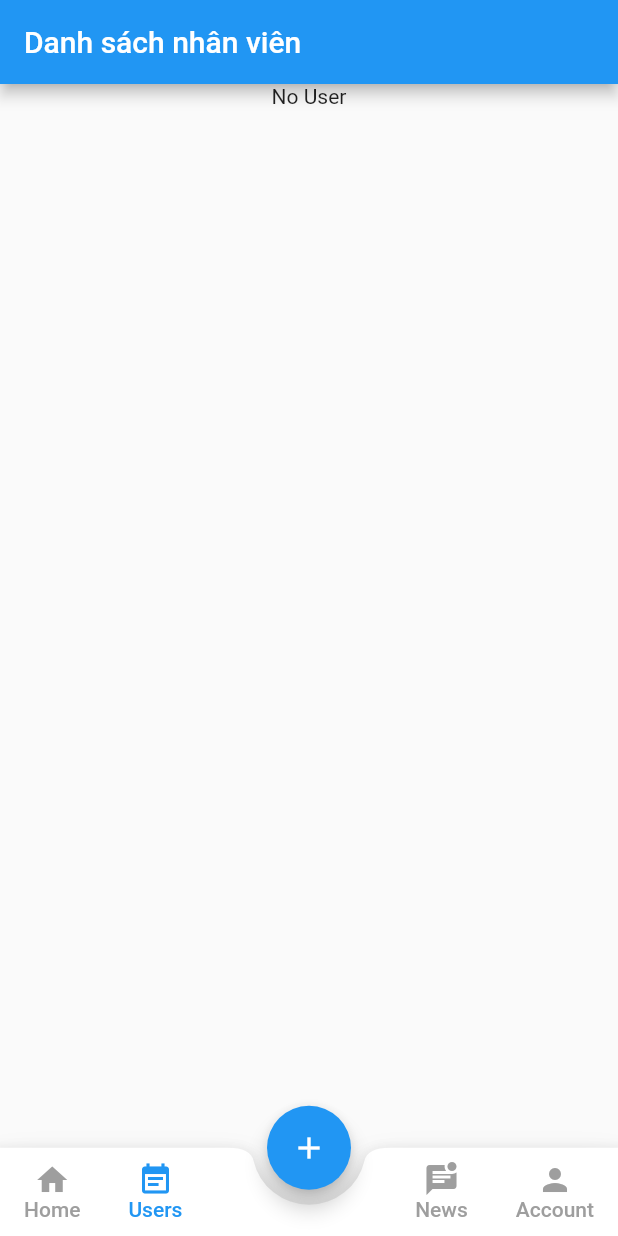
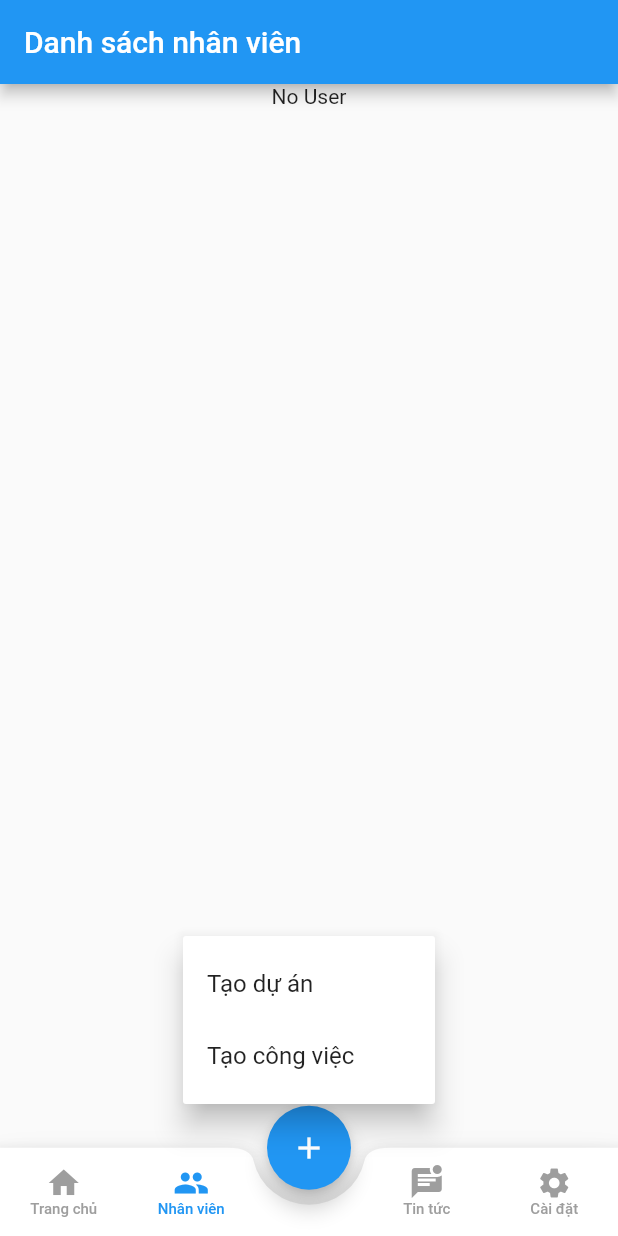
Before and after one commit to quyds/manager_apps, a Flutter app: the screen it shows once a user with an empty profile is signed in, item 2 of the bottom bar chosen, after a tap on the "add" icon, on a phone screen of 412 x 824 dp. Run offline on Flutter 3.47's test engine with Material 2 defaults, Android fonts, the phone set to English and light mode, and no system bars; our stand-ins replace cloud_firestore, firebase_auth, firebase_core, firebase_storage, flutter_easyloading, image_picker; accounts and stored records are empty; network calls fail; Roboto replaces fonts that are missing (Gotham).

Commit message:
user update

```diff
--- a/lib/core/extensions/date_format.dart
+++ b/lib/core/extensions/date_format.dart
@@ -31,7 +31,7 @@ getFormatedDate(DateTime? _date) {
 
 getFormatedMonthYear(DateTime? _date) {
   if (_date != null) {
-    DateFormat inputFormat = DateFormat('MMMM y');
+    DateFormat inputFormat = DateFormat('MM y');
     String format = inputFormat.format(_date);
     return format;
   }
--- a/lib/core/repositories/list_state.dart
+++ b/lib/core/repositories/list_state.dart
@@ -1,6 +1,8 @@
 import 'package:flutter/material.dart';
 
 const List<String> list = <String>['To Do', 'In Progress', 'Done', 'Remove'];
+
+const List<String> role = <String>['admin', 'manager', 'user'];
 
 const List<IconData> icons = [
   Icons.format_list_bulleted,
--- a/lib/views/form_project_page.dart
+++ b/lib/views/form_project_page.dart
@@ -161,9 +161,10 @@ class _FormProjectPageState extends State<FormProjectPage> {
 
     const snackBar = SnackBar(
       content: Text('Tạo thành công !'),
+      behavior: SnackBarBehavior.floating,
     );
     ScaffoldMessenger.of(context).showSnackBar(snackBar);
 
-    Navigator.of(context).pop();
+    Navigator.of(context).pushNamed('/Main');
   }
 }
--- a/lib/views/home_page.dart
+++ b/lib/views/home_page.dart
@@ -3,6 +3,7 @@ import 'package:firebase_auth/firebase_auth.dart';
 import 'package:flutter/material.dart';
 import 'package:manager_apps/core/extensions/custom_style.dart';
 import 'package:manager_apps/models/project/project_model.dart';
+import 'package:manager_apps/views/main_page.dart';
 
 import '../const/app_constants.dart';
 import '../core/extensions/date_format.dart';
@@ -129,7 +130,7 @@ class _HomePageState extends State<HomePage> {
                     : screenSizeWidth / 17,
                 decoration: BoxDecoration(
                   shape: BoxShape.circle,
-                  color: Colors.deepPurple.shade900,
+                  color: Colors.blue.shade900,
                 ),
                 alignment: Alignment.center,
                 child: const Icon(
@@ -148,14 +149,14 @@ class _HomePageState extends State<HomePage> {
               left: Dimension.padding.medium, right: Dimension.padding.medium),
           child: Column(
             children: <Widget>[
-              homeTitle(context, 'Dự án hiện tại', '/FormProject', Icons.add),
+              homeTitle(context, 'Dự án hiện tại', '', null),
               SizedBox(
                 height: screenSizeWidth < 600
                     ? screenSizeWidth / 2.5
                     : screenSizeWidth / 5,
                 child: homeListProject(context, screenSizeWidth),
               ),
-              homeTitle(context, 'Công việc', '/CreateTask', Icons.add),
+              homeTitle(context, 'Công việc', '', null),
               SizedBox(
                 height: 220,
                 child: homeListTask(context, screenSizeWidth),
@@ -200,6 +201,22 @@ class _HomePageState extends State<HomePage> {
         return FutureBuilder(
           future: getNumTasks(list[index]),
           builder: (context, snapshot) {
+            List nameList = [];
+            for (int i = 0; i < list[index].length; i++) {
+              if (list[index] == 'To Do') {
+                nameList.add('Thực hiện');
+              }
+              if (list[index] == 'In Progress') {
+                nameList.add('Đang thực hiện');
+              }
+              if (list[index] == 'Done') {
+                nameList.add('Hoàn thành');
+              }
+              if (list[index] == 'Remove') {
+                nameList.add('Đã xóa');
+              }
+            }
+
             return ListTile(
               onTap: () {
                 Navigator.of(context)
@@ -214,7 +231,7 @@ class _HomePageState extends State<HomePage> {
                     : screenSizeWidth / 17,
                 decoration: BoxDecoration(
                   shape: BoxShape.circle,
-                  color: Colors.deepPurple.shade900,
+                  color: Colors.blue.shade900,
                 ),
                 alignment: Alignment.center,
                 child: Icon(
@@ -223,11 +240,11 @@ class _HomePageState extends State<HomePage> {
                 ),
               ),
               title: Text(
-                list[index],
+                nameList[index],
                 style: CustomTextStyle.titleOfTextStyle,
               ),
               subtitle: Text(
-                '${snapshot.data?.length} Task',
+                '${snapshot.data?.length} Công việc',
                 style: CustomTextStyle.subOfTextStyle,
               ),
             );
@@ -273,7 +290,10 @@ class _HomePageState extends State<HomePage> {
               }
 
               return SingleChildScrollView(
-                child: InkWell(
+                child: GestureDetector(
+                  onTapDown: (TapDownDetails details) {
+                    _showPopupMenu(details.globalPosition, projectModel.id);
+                  },
                   onTap: () {
                     Navigator.of(context).pushNamed('/ListProject');
                   },
@@ -297,7 +317,7 @@ class _HomePageState extends State<HomePage> {
                       mainAxisAlignment: MainAxisAlignment.spaceEvenly,
                       children: [
                         Text(
-                          '${projectModel.taskArray!.length} Task',
+                          '${projectModel.taskArray!.length} Công việc',
                           style: const TextStyle(
                               fontSize: 16, color: Colors.white),
                         ),
@@ -310,7 +330,7 @@ class _HomePageState extends State<HomePage> {
                           overflow: TextOverflow.ellipsis,
                         ),
                         Text(
-                          getFormatedMonthYear(projectModel.createdAt),
+                          'Tháng ${getFormatedMonthYear(projectModel.createdAt)}',
                           style: const TextStyle(
                               fontSize: 16, color: Colors.white),
                         ),
@@ -417,4 +437,75 @@ class _HomePageState extends State<HomePage> {
 
     return filterState;
   }
+
+  void _showPopupMenu(Offset offset, String? id) async {
+    double left = offset.dx;
+    double top = offset.dy;
+
+    await showMenu(
+      context: context,
+      position: RelativeRect.fromLTRB(left, top, left, top),
+      items: [
+        const PopupMenuItem(
+          value: 1,
+          child: Text("Edit"),
+        ),
+        const PopupMenuItem(
+          value: 2,
+          child: Text("Delete"),
+        ),
+      ],
+      elevation: 8.0,
+    ).then((value) {
+      if (value == 1) {
+        Navigator.of(context).pushNamed('/FormaaProject').then((value) {
+          setState(() {});
+        });
+      }
+      if (value == 2) {
+        showAlertDialog(context, id);
+      }
+    });
+  }
+
+  showAlertDialog(BuildContext context, id) {
+    Widget cancelButton = TextButton(
+      child: const Text("Cancel"),
+      onPressed: () {
+        Navigator.of(context).pop();
+      },
+    );
+    Widget continueButton = TextButton(
+      child: const Text("Continue"),
+      onPressed: () {
+        final docUser =
+            FirebaseFirestore.instance.collection('projects').doc(id);
+        docUser.delete();
+        const snackBar = SnackBar(
+          content: Text(
+            'Đã xóa thành công!',
+          ),
+          behavior: SnackBarBehavior.floating,
+        );
+        ScaffoldMessenger.of(context).showSnackBar(snackBar);
+        Navigator.of(context).pushNamed('/Main');
+      },
+    );
+
+    AlertDialog alert = AlertDialog(
+      title: const Text("Thông báo"),
+      content: const Text("Bạn có chắc chắn muốn xóa không?"),
+      actions: [
+        cancelButton,
+        continueButton,
+      ],
+    );
+
+    showDialog(
+      context: context,
+      builder: (BuildContext context) {
+        return alert;
+      },
+    );
+  }
 }
--- a/lib/views/main_page.dart
+++ b/lib/views/main_page.dart
@@ -27,12 +27,15 @@ class _MainPageState extends State<MainPage> {
   @override
   Widget build(BuildContext context) {
     var screenSizeWidth = MediaQuery.of(context).size.width;
+    var screenSizeHeight = MediaQuery.of(context).size.height;
 
     return Scaffold(
       body: PageStorage(bucket: bucket, child: currentPage),
       floatingActionButton: FloatingActionButton(
         child: const Icon(Icons.add),
-        onPressed: () {},
+        onPressed: () {
+          _showPopupMenuAdd(screenSizeWidth, screenSizeHeight);
+        },
       ),
       floatingActionButtonLocation: FloatingActionButtonLocation.centerDocked,
       bottomNavigationBar: BottomAppBar(
@@ -48,18 +51,19 @@ class _MainPageState extends State<MainPage> {
                 Row(
                   crossAxisAlignment: CrossAxisAlignment.start,
                   children: [
-                    MaterialButtonCustom(_children[0], Icons.home, 0, 'Home'),
                     MaterialButtonCustom(
-                        _children[1], Icons.event_note, 1, 'Users'),
+                        _children[0], Icons.home, 0, 'Trang chủ'),
+                    MaterialButtonCustom(
+                        _children[1], Icons.group, 1, 'Nhân viên'),
                   ],
                 ),
                 Row(
                   crossAxisAlignment: CrossAxisAlignment.start,
                   children: [
                     MaterialButtonCustom(
-                        _children[2], Icons.mark_unread_chat_alt, 2, 'News'),
+                        _children[2], Icons.mark_unread_chat_alt, 2, 'Tin tức'),
                     MaterialButtonCustom(
-                        _children[3], Icons.person, 3, 'Account'),
+                        _children[3], Icons.settings, 3, 'Cài đặt'),
                   ],
                 ),
               ],
@@ -71,7 +75,7 @@ class _MainPageState extends State<MainPage> {
   MaterialButton MaterialButtonCustom(
       addressPage, IconData iconName, int num, String namePage) {
     return MaterialButton(
-      minWidth: 40,
+      minWidth: 85,
       onPressed: () {
         setState(() {
           currentPage = addressPage;
@@ -88,11 +92,38 @@ class _MainPageState extends State<MainPage> {
           Text(
             namePage,
             style: TextStyle(
-              color: selectedItem == num ? Colors.blue : Colors.grey,
-            ),
+                color: selectedItem == num ? Colors.blue : Colors.grey,
+                fontSize: 10),
           )
         ],
       ),
     );
   }
+
+  void _showPopupMenuAdd(screenSizeWidth, screenSizeHeight) async {
+    await showMenu(
+      context: context,
+      position: RelativeRect.fromLTRB((screenSizeWidth - 168) / 2,
+          screenSizeHeight - 200, (screenSizeWidth - 168) / 2, 0),
+      items: [
+        const PopupMenuItem(value: 1, child: Text("Tạo dự án")),
+        const PopupMenuItem(
+          value: 2,
+          child: Text("Tạo công việc"),
+        ),
+      ],
+      elevation: 8.0,
+    ).then((value) {
+      if (value == 1) {
+        Navigator.of(context).pushNamed('/FormProject').then((value) {
+          setState(() {});
+        });
+      }
+      if (value == 2) {
+        Navigator.of(context).pushNamed('/CreateTask').then((value) {
+          setState(() {});
+        });
+      }
+    });
+  }
 }
--- a/lib/views/my_task_page.dart
+++ b/lib/views/my_task_page.dart
@@ -10,8 +10,8 @@ class MyTaskPage extends StatelessWidget {
   @override
   Widget build(BuildContext context) {
     return Scaffold(
-      appBar: AppBar(title: Text('Danh sách nhân viên')),
-      body: Container(child: homeListUser(context)),
+      appBar: AppBar(title: const Text('Danh sách nhân viên')),
+      body: SingleChildScrollView(child: homeListUser(context)),
     );
   }
 
@@ -24,41 +24,42 @@ class MyTaskPage extends StatelessWidget {
           }
           if (snapshot.hasData) {
             if (snapshot.data!.docs.isEmpty) {
-              return Row(
-                mainAxisAlignment: MainAxisAlignment.center,
-                children: const [Text('No User')],
+              return const Center(
+                child: Text('No User'),
               );
             }
-            return ListView.builder(
+            return ListView.separated(
+              shrinkWrap: true,
               itemCount: snapshot.data!.docs.length,
-              scrollDirection: Axis.horizontal,
               itemBuilder: (context, index) {
                 UserModel? userModel =
                     UserModel.fromMap(snapshot.data!.docs[index].data());
                 var userImage = userModel.profileImage;
-                return Container(
-                    // child: ListTile(
-                    //     leading: Container(
-                    //       width: 46,
-                    //       height: 46,
-                    //       margin: EdgeInsets.only(
-                    //           left: Dimension.padding.small,
-                    //           right: Dimension.padding.small),
-                    //       decoration: BoxDecoration(
-                    //         shape: BoxShape.circle,
-                    //         image: userImage == null
-                    //             ? const DecorationImage(
-                    //                 image: AssetImage('assets/images/avatar.png'),
-                    //                 fit: BoxFit.contain)
-                    //             : DecorationImage(
-                    //                 image: NetworkImage(userImage),
-                    //                 fit: BoxFit.contain,
-                    //               ),
-                    //       ),
-                    //     ),
-                    //     ),
-                    );
+                return ListTile(
+                  leading: Container(
+                    width: 46,
+                    height: 46,
+                    margin: EdgeInsets.only(
+                        left: Dimension.padding.small,
+                        right: Dimension.padding.small),
+                    decoration: BoxDecoration(
+                      shape: BoxShape.circle,
+                      image: userImage == null
+                          ? const DecorationImage(
+                              image: AssetImage('assets/images/avatar.png'),
+                              fit: BoxFit.contain)
+                          : DecorationImage(
+                              image: NetworkImage(userImage),
+                              fit: BoxFit.contain,
+                            ),
+                    ),
+                  ),
+                  title: Text(userModel.name ?? ''),
+                  subtitle: Text(userModel.level ?? ''),
+                );
               },
+              separatorBuilder: (BuildContext context, int index) =>
+                  kSpacingHeight2,
             );
           }
           return const Center(child: CircularProgressIndicator());
```
